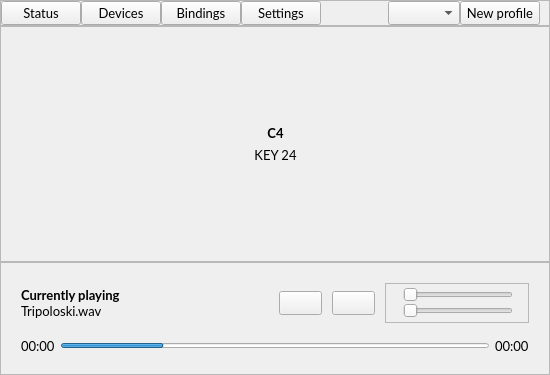
Qt form mainwindow.ui (Frewacom/midi-soundboard) before a commit.
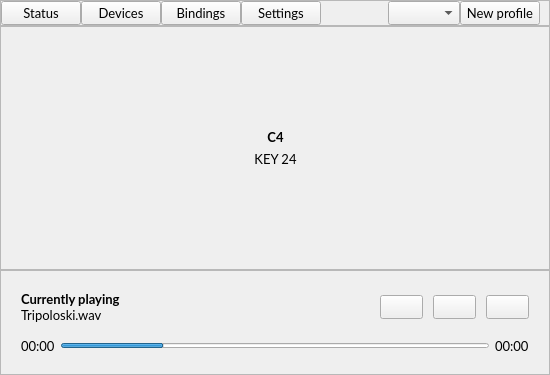
The same form after that commit. Icons and pictures are not drawn.

Commit message: Added the volume selector- and overlay-widget

Diff of the .ui file:
```diff
--- a/mainwindow.ui
+++ b/mainwindow.ui
@@ -459,114 +459,17 @@
               </widget>
              </item>
              <item>
-              <widget class="QFrame" name="StatusControlsVolumeFrame">
-               <property name="frameShape">
-                <enum>QFrame::StyledPanel</enum>
+              <widget class="QPushButton" name="StatusControlsVolume">
+               <property name="accessibleName">
+                <string>controls-btn</string>
                </property>
-               <property name="frameShadow">
-                <enum>QFrame::Raised</enum>
+               <property name="text">
+                <string/>
                </property>
-               <layout class="QVBoxLayout" name="verticalLayout_8">
-                <property name="spacing">
-                 <number>0</number>
-                </property>
-                <property name="leftMargin">
-                 <number>10</number>
-                </property>
-                <property name="topMargin">
-                 <number>3</number>
-                </property>
-                <property name="rightMargin">
-                 <number>15</number>
-                </property>
-                <property name="bottomMargin">
-                 <number>3</number>
-                </property>
-                <item>
-                 <layout class="QHBoxLayout" name="horizontalLayout_3">
-                  <property name="spacing">
-                   <number>0</number>
-                  </property>
-                  <item>
-                   <widget class="QLabel" name="label_2">
-                    <property name="accessibleName">
-                     <string>controls-volume-icon</string>
-                    </property>
-                    <property name="text">
-                     <string/>
-                    </property>
-                    <property name="pixmap">
-                     <pixmap resource="resources.qrc">:/icons/audio-self.svg</pixmap>
-                    </property>
-                   </widget>
-                  </item>
-                  <item>
-                   <widget class="QSlider" name="StatusControlsVolumeSelf">
-                    <property name="sizePolicy">
-                     <sizepolicy hsizetype="Minimum" vsizetype="Fixed">
-                      <horstretch>0</horstretch>
-                      <verstretch>0</verstretch>
-                     </sizepolicy>
-                    </property>
-                    <property name="minimumSize">
-                     <size>
-                      <width>110</width>
-                      <height>0</height>
-                     </size>
-                    </property>
-                    <property name="accessibleName">
-                     <string>controls-slider</string>
-                    </property>
-                    <property name="orientation">
-                     <enum>Qt::Horizontal</enum>
-                    </property>
-                   </widget>
-                  </item>
-                 </layout>
-                </item>
-                <item>
-                 <layout class="QHBoxLayout" name="horizontalLayout_4">
-                  <property name="spacing">
-                   <number>0</number>
-                  </property>
-                  <item>
-                   <widget class="QLabel" name="label_3">
-                    <property name="accessibleName">
-                     <string>controls-volume-icon</string>
-                    </property>
-                    <property name="text">
-                     <string/>
-                    </property>
-                    <property name="pixmap">
-                     <pixmap resource="resources.qrc">:/icons/audio-out.svg</pixmap>
-                    </property>
-                   </widget>
-                  </item>
-                  <item>
-                   <widget class="QSlider" name="StatusControlsVolumeOut">
-                    <property name="sizePolicy">
-                     <sizepolicy hsizetype="Minimum" vsizetype="Fixed">
-                      <horstretch>0</horstretch>
-                      <verstretch>0</verstretch>
-                     </sizepolicy>
-                    </property>
-                    <property name="minimumSize">
-                     <size>
-                      <width>110</width>
-                      <height>0</height>
-                     </size>
-                    </property>
-                    <property name="accessibleName">
-                     <string>controls-slider</string>
-                    </property>
-                    <property name="orientation">
-                     <enum>Qt::Horizontal</enum>
-                    </property>
-                   </widget>
-                  </item>
-                 </layout>
-                </item>
-               </layout>
+               <property name="icon">
+                <iconset resource="resources.qrc">
+                 <normaloff>:/icons/audio-out.svg</normaloff>:/icons/audio-out.svg</iconset>
+               </property>
               </widget>
              </item>
             </layout>
```
The commit also changes 13 other files.
